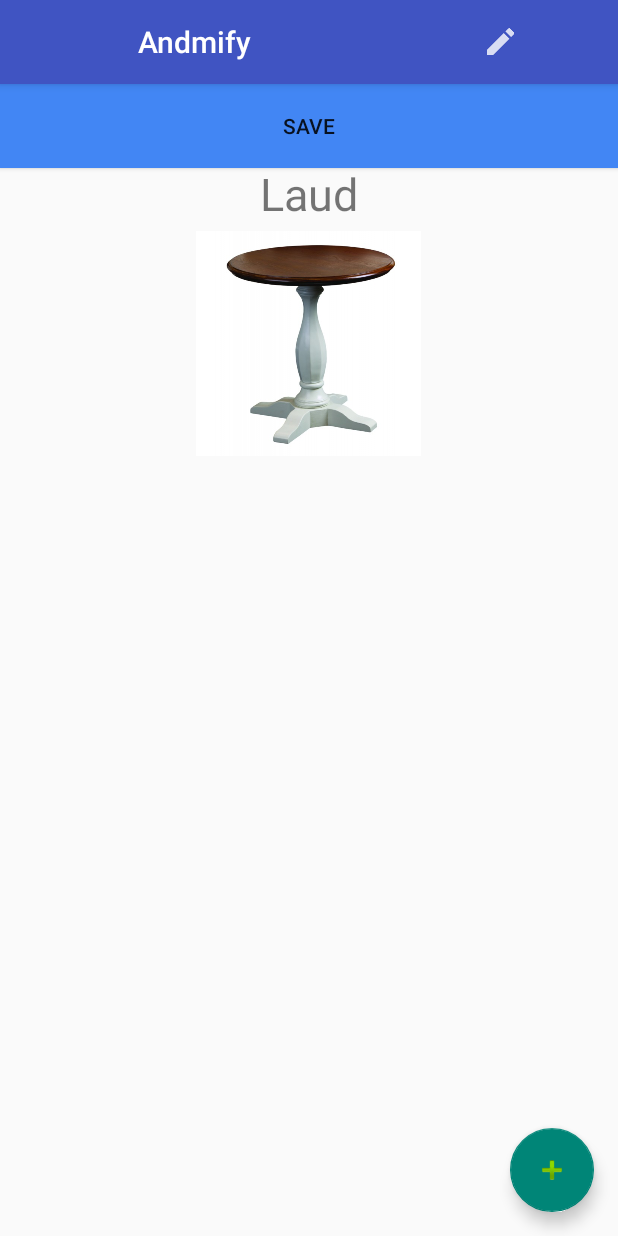
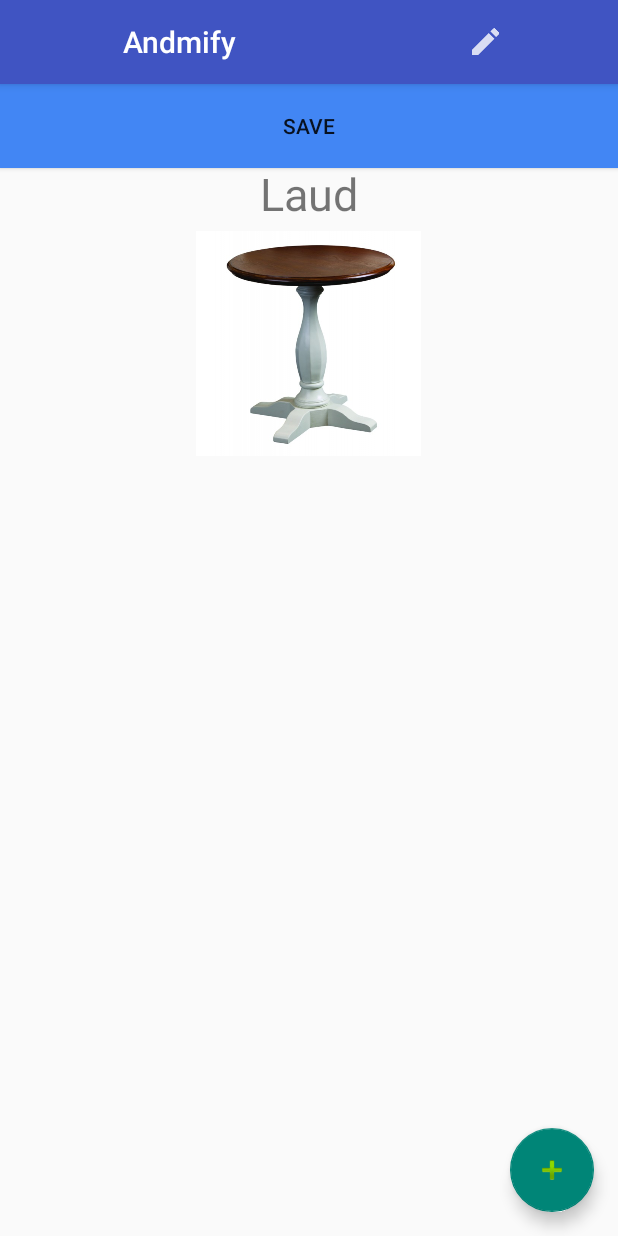
Before and after one commit to Kmarten/Andmeprojekt2, an Android app: the CreateFragment screen opened directly, with no data from a screen before it, on a phone screen of 412 x 824 dp. Run offline under Robolectric (Android 15) with nearby library versions, the phone set to English and light mode, and no system bars.

```diff
--- a/app/src/main/res/layout/fragment_toolbar.xml
+++ b/app/src/main/res/layout/fragment_toolbar.xml
@@ -15,7 +15,7 @@
         />
     <TextView
         android:gravity="center_vertical"
-        android:layout_marginStart="60dp"
+        android:layout_marginStart="50dp"
         android:layout_width="wrap_content"
         android:layout_height="wrap_content"
         style="@style/TextAppearance.AppCompat.Widget.ActionBar.Title"
```
